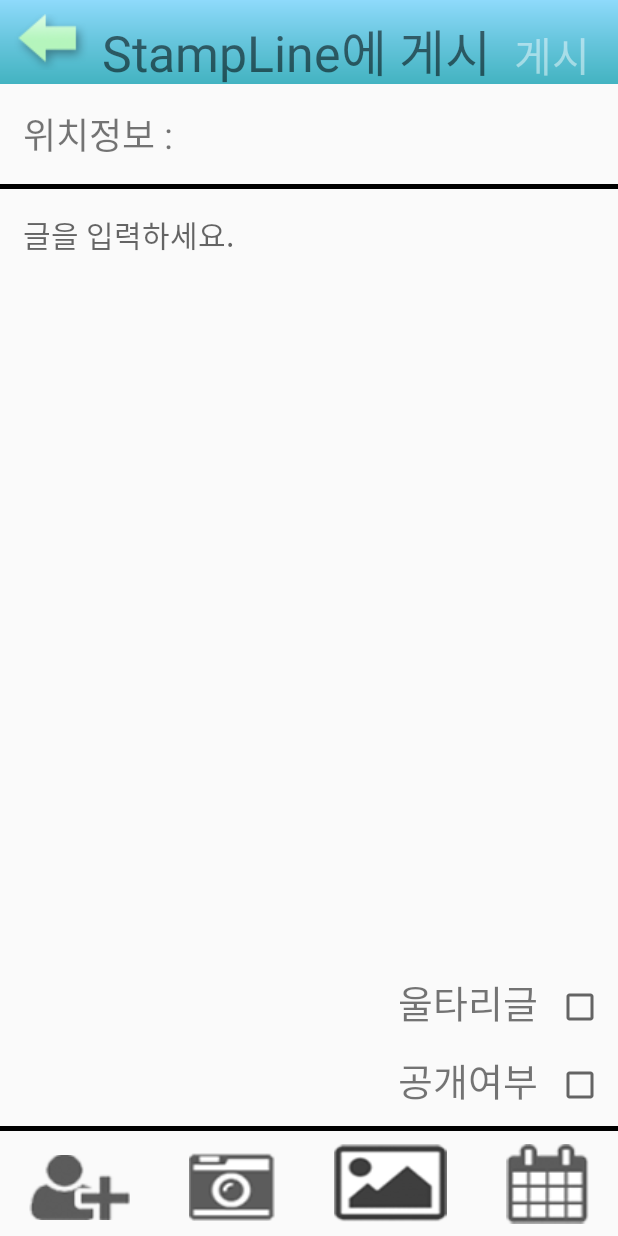
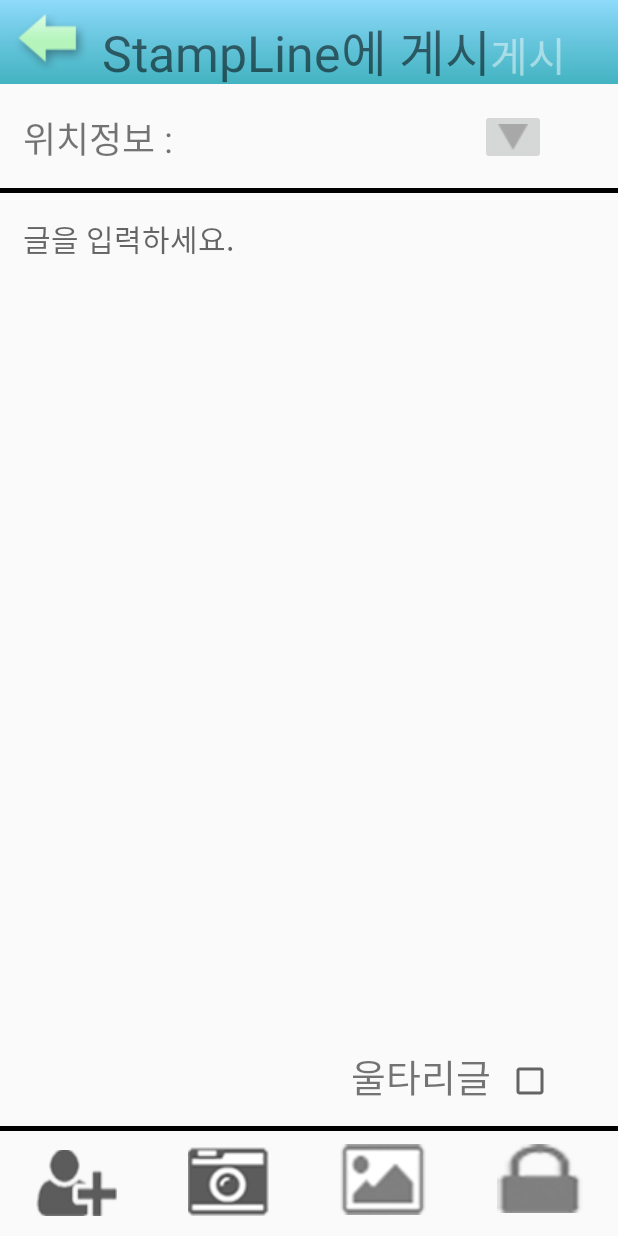
Before and after one commit to Who-IM/LeaveOutApp, an Android app: the Writing screen opened directly, with no data from a screen before it, on a phone screen of 412 x 824 dp. Run offline under Robolectric (Android 15) with nearby library versions, the phone set to English and light mode, and no system bars; Roboto replaces fonts that are not available here; 3 statements that could not run were skipped.

Commit message:
글쓰기 이미지 수정
이미지 수정

```diff
--- a/Android/LeaveOut/app/src/main/res/layout/main.xml
+++ b/Android/LeaveOut/app/src/main/res/layout/main.xml
@@ -131,15 +131,15 @@
         android:layout_below="@+id/toolbar"
         android:layout_centerHorizontal="true" />
 
-    <!-- 환경설정(임시) -->
-    <Button
-        android:id="@+id/button3"
-        android:layout_width="wrap_content"
-        android:layout_height="wrap_content"
-        android:text="환경설정"
-        android:layout_marginBottom="16dp"
-        android:layout_above="@+id/relativeLayout7"
-        android:layout_alignParentEnd="true"
-        android:onClick="preferences"/>
+    <!--&lt;!&ndash; 환경설정(임시) &ndash;&gt;-->
+    <!--<Button-->
+        <!--android:id="@+id/button3"-->
+        <!--android:layout_width="wrap_content"-->
+        <!--android:layout_height="wrap_content"-->
+        <!--android:text="환경설정"-->
+        <!--android:layout_marginBottom="16dp"-->
+        <!--android:layout_above="@+id/relativeLayout7"-->
+        <!--android:layout_alignParentEnd="true"-->
+        <!--android:onClick="preferences"/>-->
 
 </RelativeLayout>
--- a/Android/LeaveOut/app/src/main/res/layout/write.xml
+++ b/Android/LeaveOut/app/src/main/res/layout/write.xml
@@ -35,7 +35,10 @@
         android:textSize="27dp"
         android:layout_alignBaseline="@+id/textView1"
         android:layout_alignBottom="@+id/textView1"
-        android:layout_alignParentEnd="true" />
+        android:layout_alignLeft="@+id/textView4"
+        android:layout_alignStart="@+id/textView4"
+        android:layout_marginLeft="74dp"
+        android:layout_marginStart="74dp" />
 
     <!--StamLine에 게시-->
     <TextView
@@ -45,6 +48,7 @@
         android:text="StampLine에 게시"
         android:textSize="33dp"
         android:layout_alignTop="@+id/imageButton"
+        android:layout_toRightOf="@+id/imageButton"
         android:layout_toEndOf="@+id/imageButton" />
 
     <!--위치정보-->
@@ -52,15 +56,15 @@
         android:id="@+id/textView2"
         android:layout_width="wrap_content"
         android:layout_height="wrap_content"
-        android:layout_alignStart="@+id/toolbar"
-        android:layout_below="@+id/toolbar"
-        android:layout_marginLeft="15dp"
-        android:layout_marginTop="15dp"
+        android:layout_marginTop="18dp"
         android:gravity="center_vertical"
         android:text="위치정보 : "
         android:textSize="24dp"
         app:layout_constraintLeft_toLeftOf="parent"
-        app:layout_constraintTop_toTopOf="parent" />
+        app:layout_constraintTop_toTopOf="parent"
+        android:layout_below="@+id/toolbar"
+        android:layout_alignLeft="@+id/textView3"
+        android:layout_alignStart="@+id/textView3" />
 
     <!-- 글을 입력하세요. -->
     <EditText
@@ -79,23 +83,14 @@
         android:id="@+id/textView4"
         android:layout_width="wrap_content"
         android:layout_height="wrap_content"
-        android:layout_above="@+id/textView5"
-        android:layout_marginBottom="13dp"
-        android:layout_marginEnd="12dp"
-        android:layout_toStartOf="@+id/checkBox"
+        android:layout_marginBottom="14dp"
         android:text="울타리글"
-        android:textSize="25dp" />
+        android:textSize="25dp"
+        android:layout_above="@+id/blackline2"
+        android:layout_alignRight="@+id/textView1"
+        android:layout_alignEnd="@+id/textView1" />
 
     <!--공개여부-->
-    <TextView
-        android:id="@+id/textView5"
-        android:layout_width="wrap_content"
-        android:layout_height="wrap_content"
-        android:layout_above="@+id/blackline2"
-        android:layout_alignStart="@+id/textView4"
-        android:layout_marginBottom="11dp"
-        android:text="공개여부"
-        android:textSize="25dp" />
 
     <!-- 검은색 선(위에) -->
     <RelativeLayout
@@ -122,17 +117,14 @@
         android:id="@+id/checkBox"
         android:layout_width="wrap_content"
         android:layout_height="wrap_content"
-        android:layout_marginEnd="9dp"
+        android:layout_toRight="@+id/textView4"
         android:layout_alignBottom="@+id/textView4"
-        android:layout_alignEnd="@+id/Button3" />
+        android:layout_toRightOf="@+id/textView1"
+        android:layout_toEndOf="@+id/textView1"
+        android:layout_marginLeft="10dp"
+        android:layout_marginStart="10dp" />
 
     <!--공개여부 체크박스-->
-    <CheckBox
-        android:id="@+id/checkBox2"
-        android:layout_width="wrap_content"
-        android:layout_height="wrap_content"
-        android:layout_alignBottom="@+id/textView5"
-        android:layout_alignStart="@+id/checkBox" />
 
     <!-- 하단 레이아웃 -->
     <LinearLayout
@@ -145,9 +137,9 @@
         <ImageButton
             android:id="@+id/imageButton4"
             android:layout_width="wrap_content"
-            android:layout_height="match_parent"
+            android:layout_height="60dp"
+            android:layout_marginTop="8dp"
             android:layout_weight="1"
-            android:layout_marginTop="8dp"
             android:background="#00000000"
             app:srcCompat="@drawable/write_friend" />
 
@@ -155,7 +147,7 @@
         <ImageButton
             android:id="@+id/imageButton5"
             android:layout_width="wrap_content"
-            android:layout_height="match_parent"
+            android:layout_height="57dp"
             android:layout_weight="1"
             android:layout_marginTop="8dp"
             android:background="#00000000"
@@ -177,9 +169,20 @@
             android:layout_width="wrap_content"
             android:layout_height="wrap_content"
             android:layout_marginTop="12dp"
+            android:layout_weight="1"
             android:background="#00000000"
-            android:layout_weight="1"
-            app:srcCompat="@drawable/write_calender" />
+            app:srcCompat="@drawable/write_textopen" />
     </LinearLayout>
 
+    <!-- 체크 더보기 -->
+    <ImageButton
+        android:id="@+id/imageButton3"
+        android:layout_width="wrap_content"
+        android:layout_height="wrap_content"
+        app:srcCompat="@drawable/public_addlist"
+        android:layout_above="@+id/blackline1"
+        android:layout_marginRight="5dp"
+        android:layout_alignRight="@+id/checkBox"
+        android:layout_alignEnd="@+id/checkBox" />
+
 </RelativeLayout>
```
Also changed, not shown: Android/LeaveOut/app/src/main/res/drawable/public_addlist.png (added), Android/LeaveOut/app/src/main/res/drawable/write_camera.png, Android/LeaveOut/app/src/main/res/drawable/write_friend.png, Android/LeaveOut/app/src/main/res/drawable/write_image.png, Android/LeaveOut/app/src/main/res/drawable/write_textopen.png (added).
